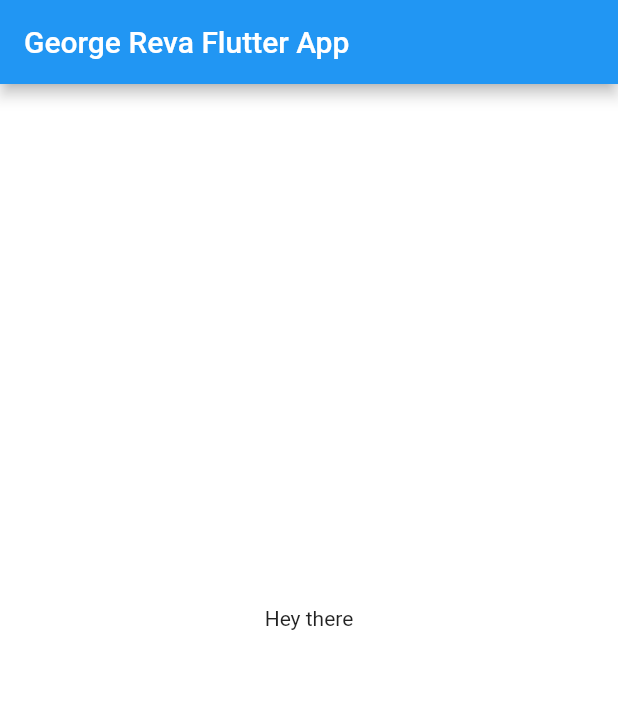
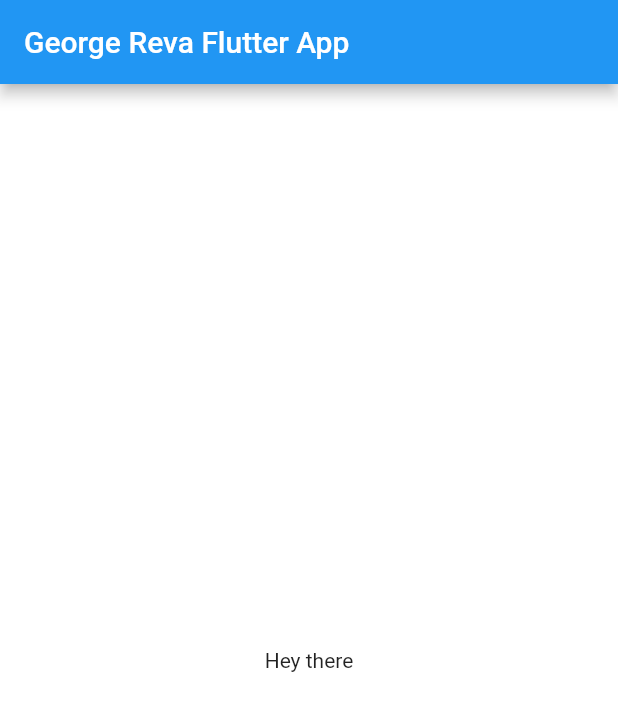
Before and after one commit to georgereva/flutter_test_app, a Flutter app: the screen it shows after launch, on a phone screen of 412 x 824 dp. Shown: the top 711 px of the screen. Run offline on Flutter 3.47's test engine with Material 2 defaults, Android fonts, the phone set to English and light mode, and no system bars.

Commit message:
Rebuilt project. Deleted all extra code. Fix bag with not clickable text in center of app

```diff
--- a/lib/main.dart
+++ b/lib/main.dart
@@ -7,23 +7,7 @@
 class MyApp extends StatelessWidget {
   @override
   Widget build(BuildContext context) {
-    return MaterialApp(
-      home: Scaffold(
-        body: BackgroundWithText(),
-      ),
-    );
-  }
-}
-
-class BackgroundWithText extends StatelessWidget {
-  @override
-  Widget build(BuildContext context) {
-    return Stack(
-      children: <Widget>[
-        Positioned.fill(child: AnimatedContainerApp()),
-        Positioned.fill(child: CenteredText()),
-      ],
-    );
+    return AnimatedContainerApp();
   }
 }
 
@@ -42,11 +26,7 @@
         appBar: AppBar(
           title: Text('George Reva Flutter App'),
         ),
-        body: AnimatedContainer(
-          color: _color,
-          duration: Duration(seconds: 1),
-          curve: Curves.fastOutSlowIn,
-          child: GestureDetector(
+        body: GestureDetector(
           onTap: () {
             setState(() {
               final random = Random();
@@ -59,19 +39,19 @@
               );
             });
           },
+          child: Center(
+            child: AnimatedContainer(
+              color: _color,
+              width: double.infinity,
+              height: double.infinity,
+              duration: Duration(seconds: 1),
+              curve: Curves.fastOutSlowIn,
+              alignment: Alignment.center,
+              child: Text("Hey there"),
+            ),
           ),
         ),
       ),
     );
   }
 }
-
-class CenteredText extends StatelessWidget {
-
-  @override
-  Widget build(BuildContext context) {
-    return Center(
-      child: Text("Hey there"),
-    );
-  }
-}
```
Lines whose indentation alone changed are shown as unchanged.
